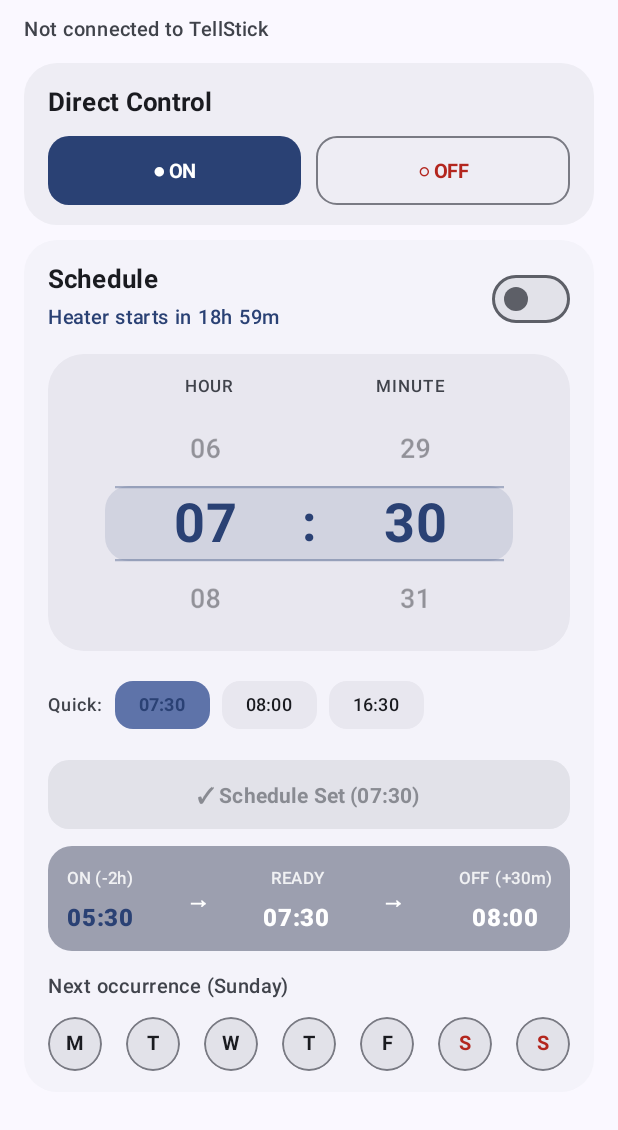
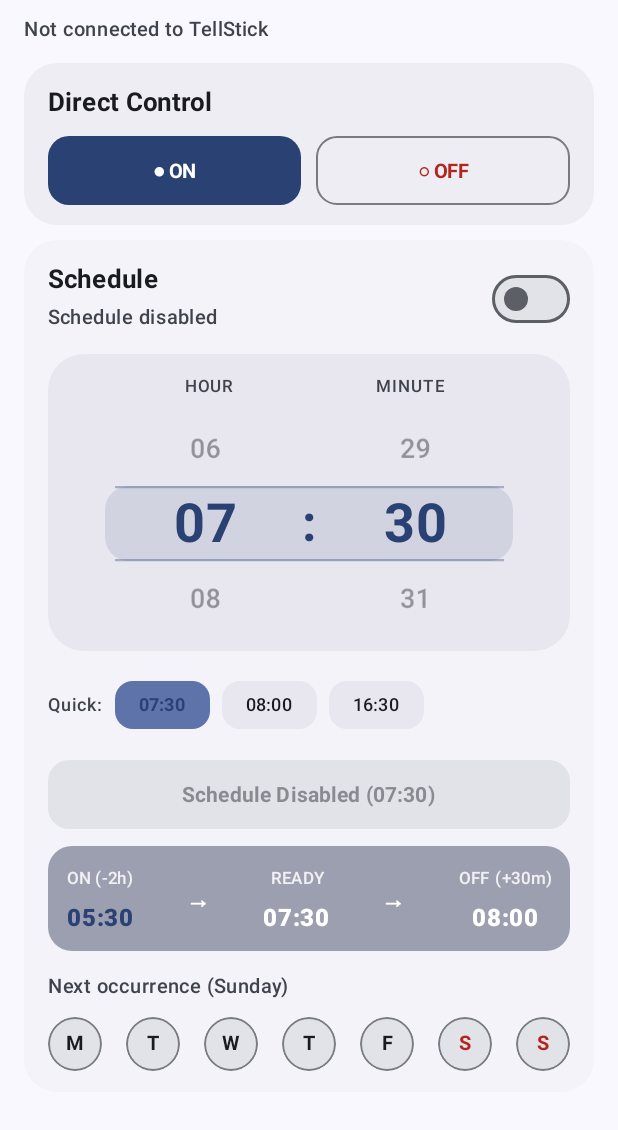
Before and after one commit to davidsandberg/defrostify, an Android app built with Jetpack Compose: the screen it shows after launch (MainActivity), on a phone screen of 412 x 824 dp, the part 90-1220 px from its top. Run offline under Robolectric (Android 15) with nearby library versions, the phone set to English and light mode, and no system bars; our stand-ins replace Navigation 3.

Commit message:
Show 'Schedule disabled' instead of countdown when schedule is off

```diff
--- a/app/src/main/java/com/example/carheater/ui/main/MainScreen.kt
+++ b/app/src/main/java/com/example/carheater/ui/main/MainScreen.kt
@@ -437,12 +437,17 @@ private fun ScheduleConfigurationCard(
               isTimeModified -> "Pending: Ready at %02d:%02d · Tap 'Set Time'".format(stagedHour, stagedMinute)
               schedule.enabled ->
                 "${HeaterScheduleCalculator.formatCountdown(window.durationUntilStart)} · ✓ Synced"
-              else -> HeaterScheduleCalculator.formatCountdown(window.durationUntilStart)
+              else -> "Schedule disabled"
             }
           Text(
             text = scheduleSubtitle,
             fontSize = 13.sp,
-            color = if (isTimeModified) MaterialTheme.colorScheme.tertiary else MaterialTheme.colorScheme.primary,
+            color =
+              when {
+                isTimeModified -> MaterialTheme.colorScheme.tertiary
+                schedule.enabled -> MaterialTheme.colorScheme.primary
+                else -> MaterialTheme.colorScheme.onSurfaceVariant
+              },
             fontWeight = FontWeight.Medium,
           )
         }
@@ -509,8 +514,10 @@ private fun ScheduleConfigurationCard(
       ) {
         val btnLabel = if (isTimeModified) {
           "Set Time (%02d:%02d)".format(stagedHour, stagedMinute)
+        } else if (schedule.enabled) {
+          "✓ Schedule Set (%02d:%02d)".format(schedule.readyHour, schedule.readyMinute)
         } else {
-          "✓ Schedule Set (%02d:%02d)".format(schedule.readyHour, schedule.readyMinute)
+          "Schedule Disabled (%02d:%02d)".format(schedule.readyHour, schedule.readyMinute)
         }
         Text(
           text = btnLabel,
```
